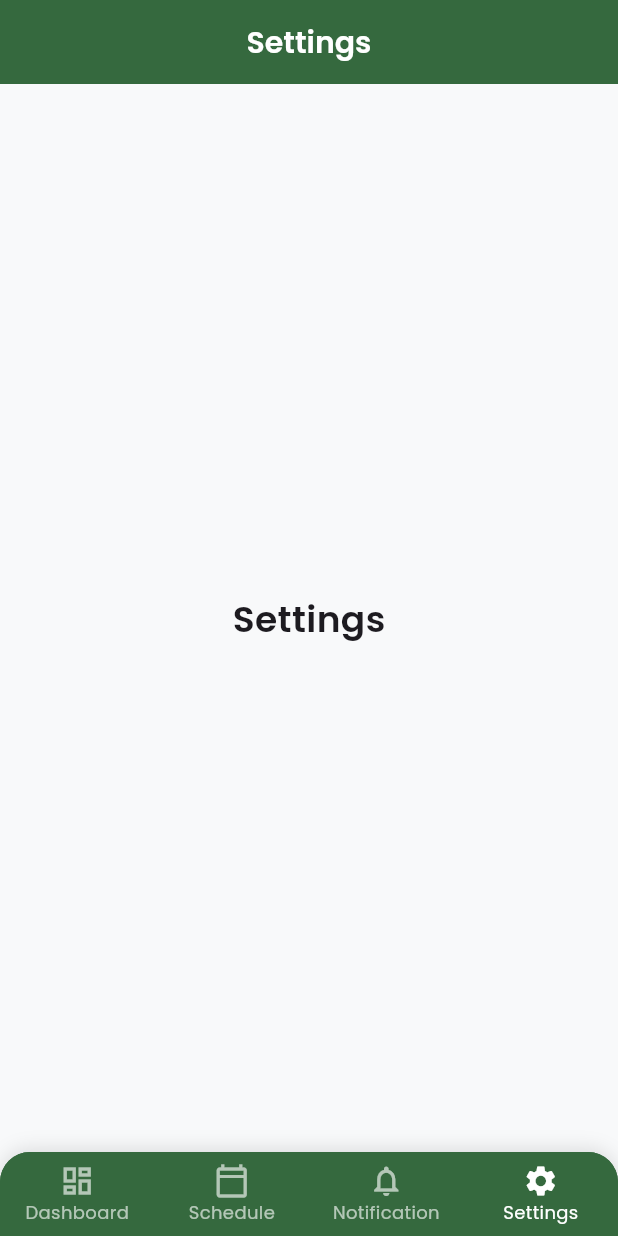
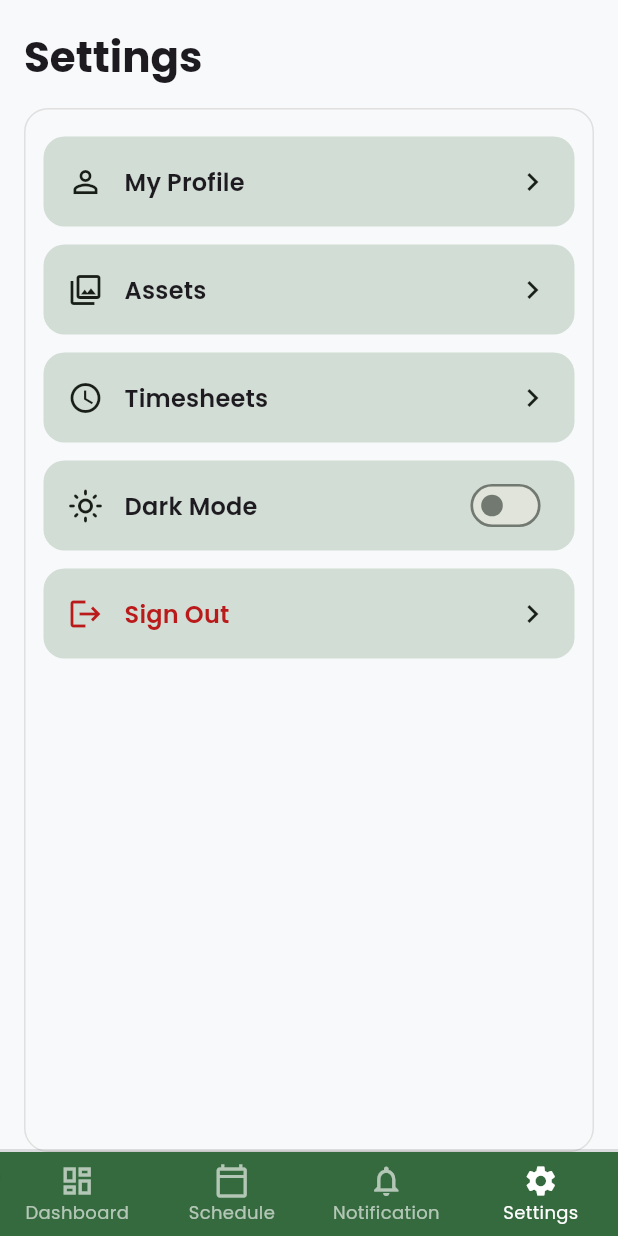
Before and after one commit to SujitSarkar/maori-health, a Flutter app: the screen it shows after launch, item 4 of the bottom bar chosen, on a phone screen of 412 x 824 dp. Run offline on Flutter 3.47's test engine with Material 3 defaults, Android fonts, the phone set to English and light mode, and no system bars; our stand-ins replace connectivity_plus, dio, equatable, flutter_bloc, flutter_secure_storage, get_it and 3 more; missing offline and left inert: jwt_decode.

Commit message:
complete Settings screen UI

```diff
--- a/lib/core/config/string_constants.dart
+++ b/lib/core/config/string_constants.dart
@@ -8,6 +8,13 @@ abstract class StringConstants {
   static const String notification = 'Notification';
   static const String settings = 'Settings';
 
+  // Settings Menu
+  static const String myProfile = 'My Profile';
+  static const String assets = 'Assets';
+  static const String timesheets = 'Timesheets';
+  static const String darkMode = 'Dark Mode';
+  static const String signOut = 'Sign Out';
+
   // Common
   static const String ok = 'OK';
   static const String cancel = 'Cancel';
--- a/lib/presentation/settings/pages/settings_page.dart
+++ b/lib/presentation/settings/pages/settings_page.dart
@@ -1,16 +1,84 @@
 import 'package:flutter/material.dart';
+import 'package:flutter_bloc/flutter_bloc.dart';
 
 import 'package:maori_health/core/config/string_constants.dart';
+import 'package:maori_health/presentation/app/bloc/bloc.dart';
+import 'package:maori_health/presentation/settings/widgets/settings_tile.dart';
 
 class SettingsPage extends StatelessWidget {
   const SettingsPage({super.key});
 
   @override
   Widget build(BuildContext context) {
+    final theme = Theme.of(context);
+
     return Scaffold(
-      appBar: AppBar(title: const Text(StringConstants.settings)),
-      body: const Center(
-        child: Text(StringConstants.settings, style: TextStyle(fontSize: 24, fontWeight: FontWeight.w600)),
+      body: SafeArea(
+        child: Padding(
+          padding: const EdgeInsets.fromLTRB(16, 20, 16, 0),
+          child: Column(
+            crossAxisAlignment: CrossAxisAlignment.start,
+            children: [
+              Text(
+                StringConstants.settings,
+                style: theme.textTheme.headlineMedium?.copyWith(fontWeight: FontWeight.bold),
+              ),
+              const SizedBox(height: 16),
+              Expanded(
+                child: Container(
+                  padding: const EdgeInsets.symmetric(horizontal: 8, vertical: 12),
+                  decoration: BoxDecoration(
+                    borderRadius: BorderRadius.circular(16),
+                    border: Border.all(color: theme.dividerColor),
+                  ),
+                  child: SingleChildScrollView(
+                    child: Column(
+                      children: [
+                        SettingsTile(icon: Icons.person_outline, title: StringConstants.myProfile, onTap: () {}),
+                        SettingsTile(icon: Icons.photo_library_outlined, title: StringConstants.assets, onTap: () {}),
+                        SettingsTile(icon: Icons.access_time_outlined, title: StringConstants.timesheets, onTap: () {}),
+                        BlocBuilder<AppBloc, AppState>(
+                          builder: (context, state) {
+                            final isDark = state.themeMode == ThemeMode.dark;
+                            return SettingsTile(
+                              padding: EdgeInsets.symmetric(horizontal: 16, vertical: 10),
+                              icon: isDark ? Icons.dark_mode : Icons.light_mode_outlined,
+                              title: StringConstants.darkMode,
+                              trailing: Transform.scale(
+                                scale: 0.9,
+                                child: Switch.adaptive(
+                                  value: isDark,
+                                  activeTrackColor: theme.colorScheme.primary,
+                                  materialTapTargetSize: MaterialTapTargetSize.shrinkWrap,
+                                  onChanged: (value) {
+                                    context.read<AppBloc>().add(
+                                      ThemeModeChanged(value ? ThemeMode.dark : ThemeMode.light),
+                                    );
+                                  },
+                                ),
+                              ),
+                              onTap: () {
+                                context.read<AppBloc>().add(
+                                  ThemeModeChanged(isDark ? ThemeMode.light : ThemeMode.dark),
+                                );
+                              },
+                            );
+                          },
+                        ),
+                        SettingsTile(
+                          icon: Icons.logout,
+                          title: StringConstants.signOut,
+                          color: theme.colorScheme.error,
+                          onTap: () {},
+                        ),
+                      ],
+                    ),
+                  ),
+                ),
+              ),
+            ],
+          ),
+        ),
       ),
     );
   }
--- /dev/null
+++ b/lib/presentation/settings/widgets/settings_tile.dart
@@ -0,0 +1,55 @@
+import 'package:flutter/material.dart';
+
+class SettingsTile extends StatelessWidget {
+  final IconData icon;
+  final String title;
+  final VoidCallback? onTap;
+  final Widget? trailing;
+  final EdgeInsets? padding;
+  final Color? color;
+
+  const SettingsTile({
+    super.key,
+    required this.icon,
+    required this.title,
+    this.onTap,
+    this.trailing,
+    this.padding,
+    this.color,
+  });
+
+  @override
+  Widget build(BuildContext context) {
+    final colorScheme = Theme.of(context).colorScheme;
+
+    return Padding(
+      padding: const EdgeInsets.symmetric(horizontal: 4, vertical: 6),
+      child: Material(
+        color: colorScheme.primary.withAlpha(50),
+        borderRadius: BorderRadius.circular(14),
+        child: InkWell(
+          onTap: onTap,
+          borderRadius: BorderRadius.circular(14),
+          child: Padding(
+            padding: padding ?? const EdgeInsets.symmetric(horizontal: 16, vertical: 18),
+            child: Row(
+              children: [
+                Icon(icon, size: 24, color: color ?? colorScheme.onSurface),
+                const SizedBox(width: 14),
+                Expanded(
+                  child: Text(
+                    title,
+                    maxLines: 1,
+                    overflow: TextOverflow.ellipsis,
+                    style: Theme.of(context).textTheme.titleMedium?.copyWith(fontWeight: FontWeight.w600, color: color),
+                  ),
+                ),
+                if (trailing != null) trailing! else Icon(Icons.chevron_right, color: colorScheme.onSurface),
+              ],
+            ),
+          ),
+        ),
+      ),
+    );
+  }
+}
--- a/lib/presentation/shared/widgets/bottom_nav_bar.dart
+++ b/lib/presentation/shared/widgets/bottom_nav_bar.dart
@@ -17,12 +17,7 @@ class BottomNavBar extends StatefulWidget {
 class _BottomNavBarState extends State<BottomNavBar> {
   int _currentIndex = 0;
 
-  static const _pages = <Widget>[
-    DashboardPage(),
-    SchedulePage(),
-    NotificationPage(),
-    SettingsPage(),
-  ];
+  static const _pages = <Widget>[DashboardPage(), SchedulePage(), NotificationPage(), SettingsPage()];
 
   void _onTabTapped(int index) {
     if (index == _currentIndex) return;
@@ -38,8 +33,7 @@ class _BottomNavBarState extends State<BottomNavBar> {
       bottomNavigationBar: Container(
         decoration: BoxDecoration(
           color: theme.colorScheme.primary,
-          borderRadius: const BorderRadius.only(topLeft: Radius.circular(20), topRight: Radius.circular(20)),
-          boxShadow: [BoxShadow(color: theme.shadowColor, blurRadius: 10, offset: const Offset(0, -2))],
+          boxShadow: [BoxShadow(color: theme.shadowColor, offset: const Offset(0, -2))],
         ),
         child: ClipRRect(
           borderRadius: const BorderRadius.only(topLeft: Radius.circular(20), topRight: Radius.circular(20)),
```
